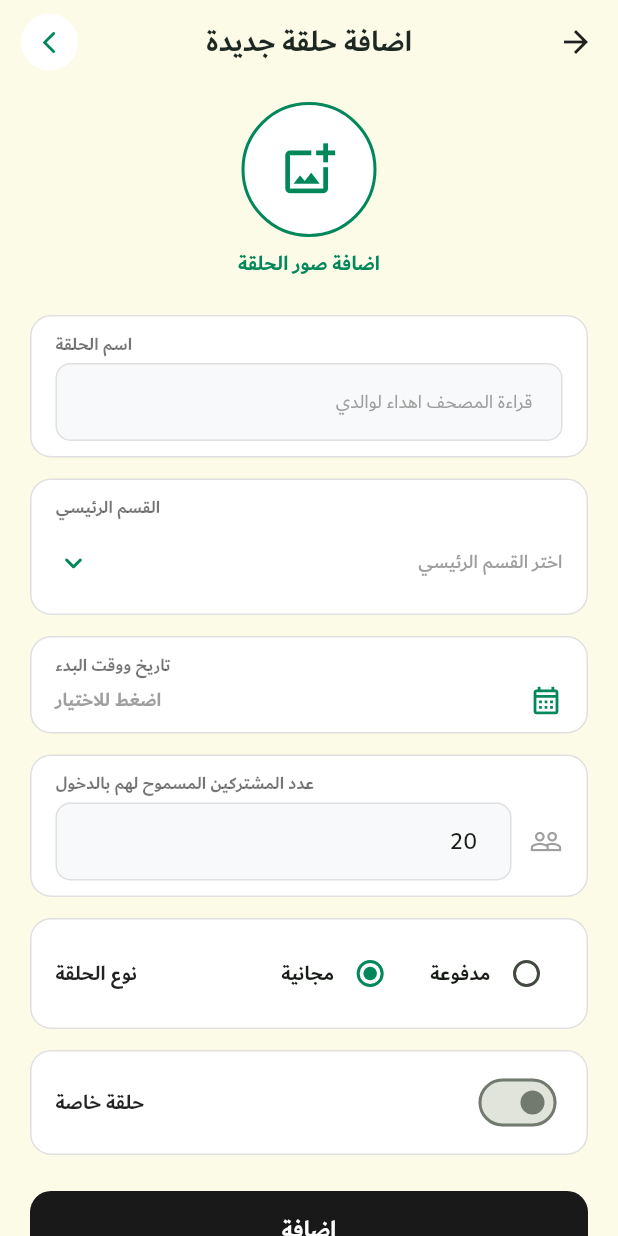
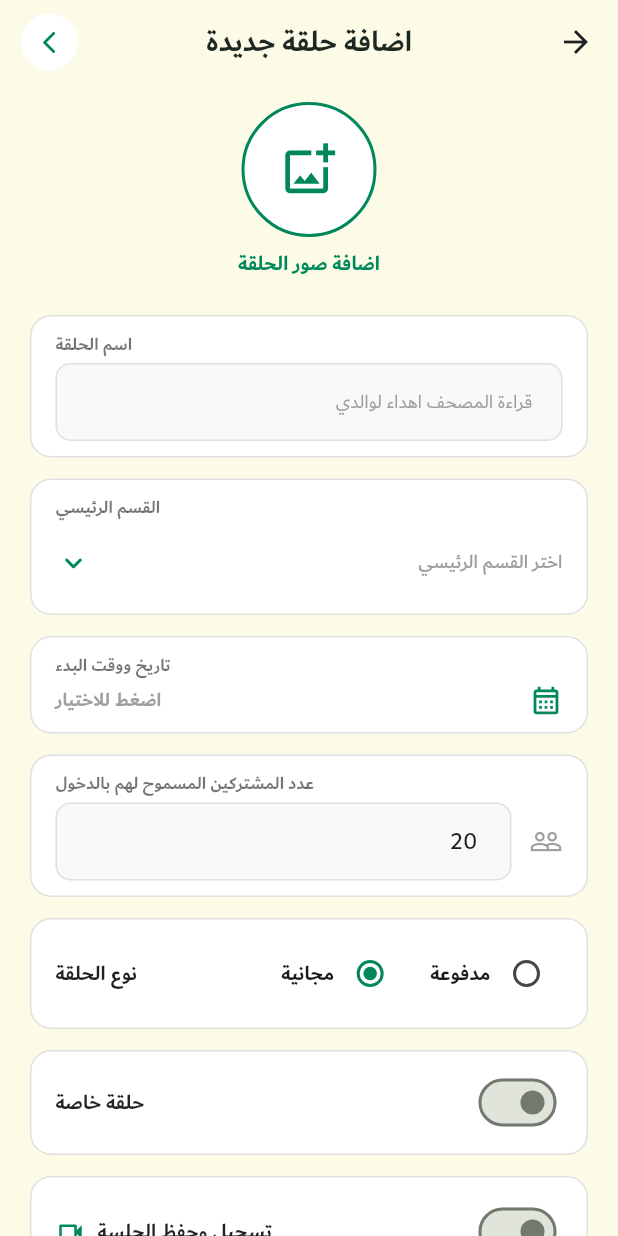
Before and after one commit to ebrahem-salah/EtqanApp, a Flutter app: the AddChapterScreen screen opened directly, on a phone screen of 412 x 824 dp. Run offline on Flutter 3.47's test engine with Material 3 defaults, Android fonts, the phone set to English and light mode, and no system bars; our stand-ins replace dio, flutter_svg, shared_preferences, supabase_flutter, video_player; accounts and stored records are empty; network calls fail; project files that could hold a hidden picture were left out.

Commit message:
feat: add session recording toggle with privacy preservation and smart category defaults

```diff
--- a/lib/core/network/api_client.dart
+++ b/lib/core/network/api_client.dart
@@ -181,6 +181,7 @@ class ApiClient {
     String type = 'free',
     double price = 0.0,
     bool isPrivate = false,
+    bool allowRecording = false,
     String? imageUrl,
   }) async {
     return await dio.post('/classes', data: {
@@ -192,6 +193,7 @@ class ApiClient {
       'type': type,
       'price': price,
       'is_private': isPrivate,
+      'allow_recording': allowRecording,
       if (imageUrl != null) 'image': imageUrl,
     });
   }
--- a/lib/screens/chapters/add_chapter_screen.dart
+++ b/lib/screens/chapters/add_chapter_screen.dart
@@ -17,6 +17,7 @@ class _AddChapterScreenState extends State<AddChapterScreen> {
 
   bool _isPaid = false;
   bool _isPrivate = false;
+  bool _allowRecording = false;
   bool _isSubmitting = false;
 
   DateTime? _selectedDateTime;
@@ -108,6 +109,7 @@ class _AddChapterScreenState extends State<AddChapterScreen> {
         type: _isPaid ? 'paid' : 'free',
         price: _isPaid ? (double.tryParse(_priceController.text) ?? 35.0) : 0.0,
         isPrivate: _isPrivate,
+        allowRecording: _allowRecording,
       );
 
       if (mounted) {
@@ -243,6 +245,14 @@ class _AddChapterScreenState extends State<AddChapterScreen> {
                       setState(() {
                         _selectedCategory = val;
                         _selectedSubCategory = null;
+                        // Smart default: Memorization/Noorani = Do NOT record (false). Lectures/Fiqh/Sciences = Record (true).
+                        if (val == 'تعليم الحروف والقاعدة النورانية' || val == 'الرقية الشرعية' || val == 'الطفل المسلم') {
+                          _allowRecording = false;
+                        } else if (val == 'قسم الفقه' || val == 'السنة النبوية' || val == 'علوم أخرى') {
+                          _allowRecording = true;
+                        } else {
+                          _allowRecording = false;
+                        }
                       });
                     },
                   ),
@@ -418,9 +428,58 @@ class _AddChapterScreenState extends State<AddChapterScreen> {
                   ],
                 ),
               ),
+              const SizedBox(height: 14),
+
+              // 9. تسجيل وحفظ الجلسة (Switch toggle)
+              Container(
+                padding: const EdgeInsets.symmetric(horizontal: 16, vertical: 12),
+                decoration: BoxDecoration(
+                  color: Colors.white,
+                  borderRadius: BorderRadius.circular(14),
+                  border: Border.all(color: Colors.grey.shade300),
+                ),
+                child: Column(
+                  crossAxisAlignment: CrossAxisAlignment.end,
+                  children: [
+                    Row(
+                      mainAxisAlignment: MainAxisAlignment.spaceBetween,
+                      children: [
+                        Switch(
+                          value: _allowRecording,
+                          activeColor: const Color(0xFF00875A),
+                          onChanged: (val) => setState(() => _allowRecording = val),
+                        ),
+                        const Row(
+                          children: [
+                            Text(
+                              'تسجيل وحفظ الجلسة',
+                              style: TextStyle(fontFamily: 'Dubai', fontWeight: FontWeight.bold, color: Colors.black87),
+                            ),
+                            SizedBox(width: 8),
+                            Icon(Icons.videocam_outlined, size: 20, color: Color(0xFF00875A)),
+                          ],
+                        ),
+                      ],
+                    ),
+                    const SizedBox(height: 4),
+                    Text(
+                      _allowRecording
+                          ? '🟢 سيتم تسجيل الدرس ورفعه تلقائياً للمكتبة كمرجع للطلاب'
+                          : '🔒 جلسة خاصة غير مسجلة (حفظ تام لخصوصية تلاوة الطلاب ولن يتم استهلاك مساحة السيرفر)',
+                      textAlign: TextAlign.right,
+                      style: TextStyle(
+                        fontSize: 11,
+                        color: _allowRecording ? const Color(0xFF00875A) : Colors.grey.shade600,
+                        fontFamily: 'Dubai',
+                        height: 1.3,
+                      ),
+                    ),
+                  ],
+                ),
+              ),
               const SizedBox(height: 24),
 
-              // 9. Black Submit Button: اضافة
+              // 10. Black Submit Button: اضافة
               SizedBox(
                 width: double.infinity,
                 height: 52,
```
Also changed, not shown: lib/screens/call/live_recitation_room.dart (+72 -1 lines).
